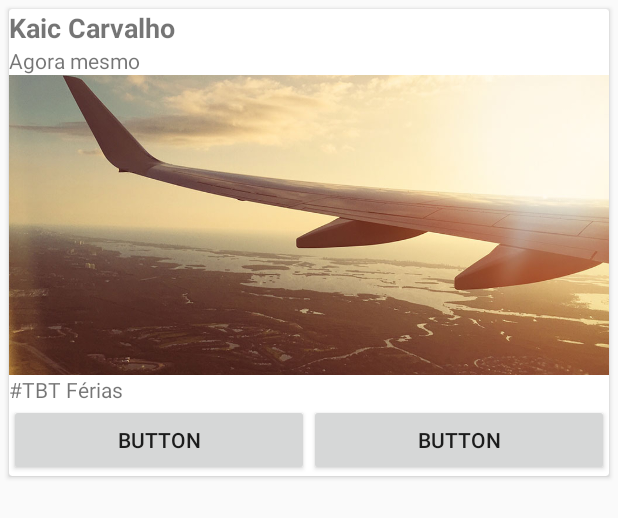
After one commit to KaicFC/CardView, an Android app: the layout postagem_detalhe.xml on its own in the app's theme, with its tools: preview values and no code run, on a phone screen of 412 x 824 dp. The commit adds this screen. Shown: the top 518 px of the screen. Run offline under Robolectric (Android 15) with nearby library versions, the phone set to English and light mode, and no system bars.

Commit message:
Criação do RecyclerView, com o adapter w ViewHolder. Criação da Layout base.

```diff
--- a/app/build.gradle
+++ b/app/build.gradle
@@ -31,4 +31,6 @@ dependencies {
     testImplementation 'junit:junit:4.12'
     androidTestImplementation 'androidx.test.ext:junit:1.1.2'
     androidTestImplementation 'androidx.test.espresso:espresso-core:3.3.0'
+    implementation 'androidx.recyclerview:recyclerview:1.1.0'
+    implementation 'androidx.cardview:cardview:1.0.0'
 }
--- a/app/src/main/AndroidManifest.xml
+++ b/app/src/main/AndroidManifest.xml
@@ -9,7 +9,7 @@
         android:roundIcon="@mipmap/ic_launcher_round"
         android:supportsRtl="true"
         android:theme="@style/AppTheme">
-        <activity android:name=".MainActivity">
+        <activity android:name=".activity.MainActivity">
             <intent-filter>
                 <action android:name="android.intent.action.MAIN" />
 
--- /dev/null
+++ b/app/src/main/res/layout/postagem_detalhe.xml
@@ -0,0 +1,67 @@
+<?xml version="1.0" encoding="utf-8"?>
+<androidx.cardview.widget.CardView xmlns:android="http://schemas.android.com/apk/res/android"
+    xmlns:app="http://schemas.android.com/apk/res-auto"
+    android:layout_width="match_parent"
+    android:layout_height="wrap_content"
+    android:layout_margin="6dp">
+
+
+    <LinearLayout
+        android:layout_width="match_parent"
+        android:layout_height="match_parent"
+        android:orientation="vertical">
+
+        <LinearLayout
+            android:layout_width="match_parent"
+            android:layout_height="match_parent"
+            android:orientation="vertical">
+
+            <TextView
+                android:layout_width="match_parent"
+                android:layout_height="wrap_content"
+                android:text="Kaic Carvalho"
+                android:textSize="18sp"
+                android:textStyle="bold" />
+
+            <TextView
+                android:id="@+id/textView2"
+                android:layout_width="match_parent"
+                android:layout_height="wrap_content"
+                android:text="Agora mesmo" />
+
+            <ImageView
+                android:id="@+id/imageView"
+                android:layout_width="match_parent"
+                android:layout_height="200dp"
+                android:scaleType="centerCrop"
+                app:srcCompat="@drawable/imagem1" />
+
+            <TextView
+                android:id="@+id/textView"
+                android:layout_width="match_parent"
+                android:layout_height="wrap_content"
+                android:text="#TBT Férias" />
+        </LinearLayout>
+
+        <LinearLayout
+            android:layout_width="match_parent"
+            android:layout_height="match_parent"
+            android:orientation="horizontal">
+
+            <Button
+                android:id="@+id/button"
+                android:layout_width="wrap_content"
+                android:layout_height="wrap_content"
+                android:layout_weight="1"
+                android:text="Button" />
+
+            <Button
+                android:id="@+id/button2"
+                android:layout_width="wrap_content"
+                android:layout_height="wrap_content"
+                android:layout_weight="1"
+                android:text="Button" />
+        </LinearLayout>
+    </LinearLayout>
+
+</androidx.cardview.widget.CardView>
```
Also changed, not shown: app/src/main/java/com/cursoandroid/cardview/MainActivity.java (deleted, +0 -14 lines), app/src/main/java/com/cursoandroid/cardview/activity/MainActivity.java (added, +33 -0 lines), app/src/main/java/com/cursoandroid/cardview/adapter/PostagemAdapter.java (added, +45 -0 lines), app/src/main/res/layout/activity_main.xml (+9 -1 lines), app/src/main/res/drawable-v24/imagem1.jpg (added), app/src/main/res/drawable-v24/imagem2.jpg (added), app/src/main/res/drawable-v24/imagem3.jpg (added), app/src/main/res/drawable-v24/imagem4.jpg (added).
